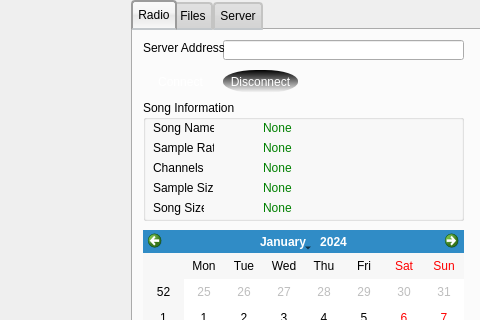
Old version of the form mainwindow.ui in the repository warren80/comaudio; both pictures show x 189 to 669 and y 0 to 320 of the 669 by 440 pixel window.
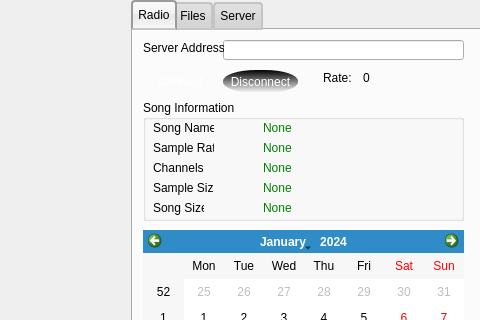
New version of the form. Icons and pictures are not drawn.

Patch:
```diff
--- a/mainwindow.ui
+++ b/mainwindow.ui
@@ -369,6 +369,32 @@
        </property>
       </widget>
      </widget>
+     <widget class="QLabel" name="label_6">
+      <property name="geometry">
+       <rect>
+        <x>190</x>
+        <y>40</y>
+        <width>31</width>
+        <height>16</height>
+       </rect>
+      </property>
+      <property name="text">
+       <string>Rate:</string>
+      </property>
+     </widget>
+     <widget class="QLabel" name="rate">
+      <property name="geometry">
+       <rect>
+        <x>230</x>
+        <y>40</y>
+        <width>101</width>
+        <height>16</height>
+       </rect>
+      </property>
+      <property name="text">
+       <string>0</string>
+      </property>
+     </widget>
     </widget>
     <widget class="QWidget" name="fileTab">
      <property name="enabled">
```
